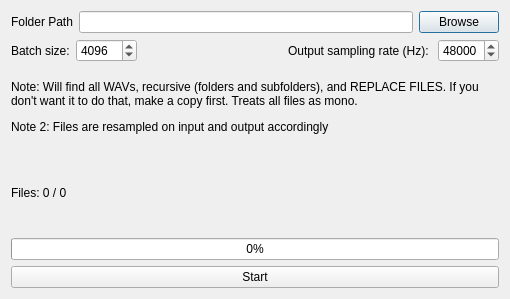
The window that batchdenoisedlg.ui (ZDisket/TensorVox) describes before a commit, drawn with Qt 5.
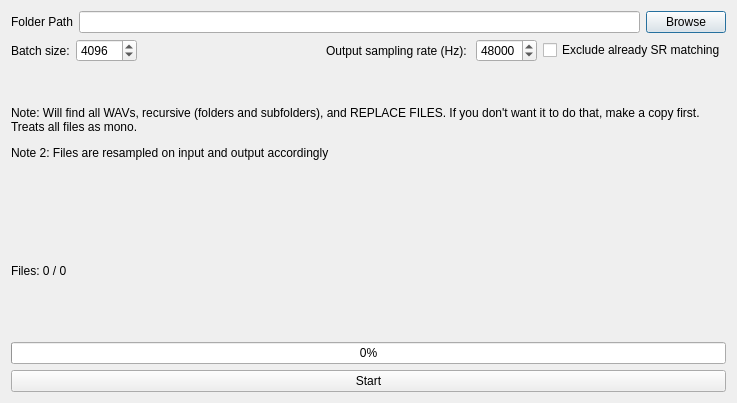
The same window after the commit.

```diff
--- a/batchdenoisedlg.ui
+++ b/batchdenoisedlg.ui
@@ -6,8 +6,8 @@
    <rect>
     <x>0</x>
     <y>0</y>
-    <width>510</width>
-    <height>299</height>
+    <width>737</width>
+    <height>403</height>
    </rect>
   </property>
   <property name="windowTitle">
@@ -90,6 +90,13 @@
        </property>
       </widget>
      </item>
+     <item>
+      <widget class="QCheckBox" name="chkExcludeAlreadySR">
+       <property name="text">
+        <string>Exclude already SR matching</string>
+       </property>
+      </widget>
+     </item>
     </layout>
    </item>
    <item>
```
